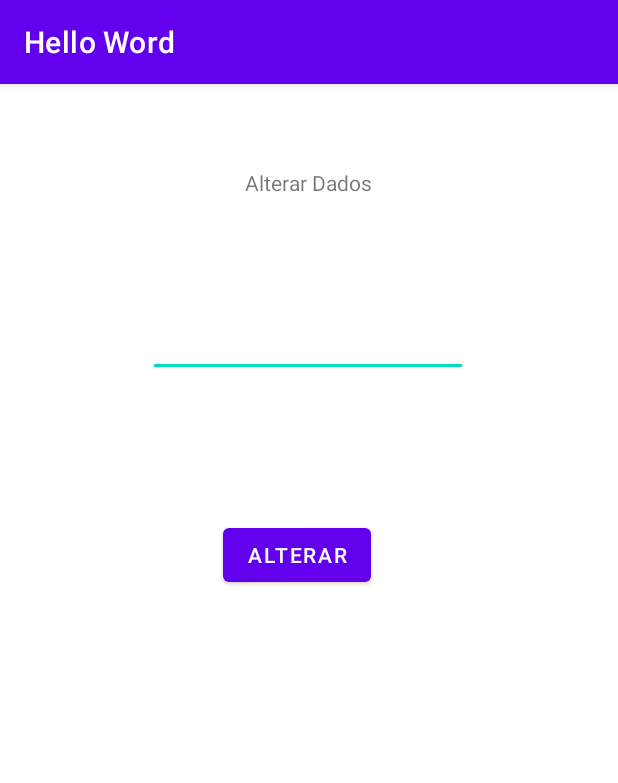
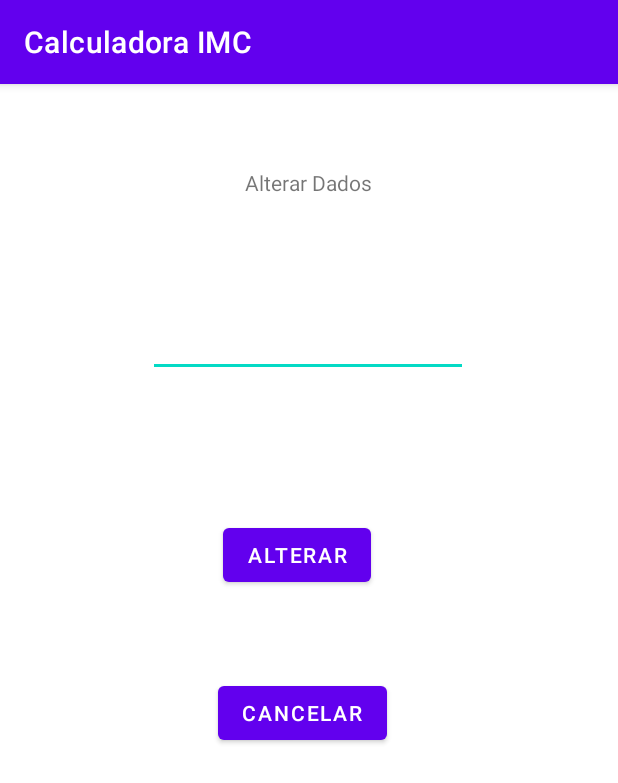
Before and after one commit to Araujo96/TrabalhoMobile1, an Android app: the ActivityRecebe screen opened directly, with no data from a screen before it, on a phone screen of 412 x 824 dp. Shown: the top 783 px of the screen. Run offline under Robolectric (Android 15) with nearby library versions, the phone set to English and light mode, and no system bars.

```diff
--- a/app/src/main/java/com/example/hello_aula/ActivityRecebe.kt
+++ b/app/src/main/java/com/example/hello_aula/ActivityRecebe.kt
@@ -13,6 +13,10 @@ class ActivityRecebe : AppCompatActivity() {
     override fun onCreate(savedInstanceState: Bundle?) {
         super.onCreate(savedInstanceState)
         setContentView(R.layout.activity_recebe)
+        val botaoCancelar:Button = findViewById(R.id.botaoCancelar)
+        botaoCancelar.setOnClickListener {
+            voltarTela()
+        }
         val botaoAlterar: Button = findViewById(R.id.AlterarDados);
         botaoAlterar.setOnClickListener {
             val dadoPassado:TextView? = findViewById(R.id.dadoPassado)
@@ -34,4 +38,8 @@ class ActivityRecebe : AppCompatActivity() {
             finish()
         }
     }
+    private fun voltarTela(){
+        val voltar = Intent(this,MainActivity::class.java)
+        startActivity(voltar)
+    }
 }
--- a/app/src/main/res/layout/activity_recebe.xml
+++ b/app/src/main/res/layout/activity_recebe.xml
@@ -41,4 +41,16 @@
         app:layout_constraintStart_toStartOf="parent"
         app:layout_constraintTop_toBottomOf="@+id/dadoPassado"
         app:layout_constraintVertical_bias="0.181" />
+
+    <Button
+        android:id="@+id/botaoCancelar"
+        android:layout_width="wrap_content"
+        android:layout_height="wrap_content"
+        android:text="CANCELAR"
+        app:layout_constraintBottom_toBottomOf="parent"
+        app:layout_constraintEnd_toEndOf="parent"
+        app:layout_constraintHorizontal_bias="0.485"
+        app:layout_constraintStart_toStartOf="parent"
+        app:layout_constraintTop_toTopOf="parent"
+        app:layout_constraintVertical_bias="0.549" />
 </androidx.constraintlayout.widget.ConstraintLayout>
--- a/app/src/main/res/values/strings.xml
+++ b/app/src/main/res/values/strings.xml
@@ -1,5 +1,5 @@
 <resources>
-    <string name="app_name">Hello Word</string>
+    <string name="app_name">Calculadora IMC</string>
     <string name="mensagem">Essa é uma mensagem do futuro</string>
     <string name="login">Login</string>
     <string name="logar">LOGAR</string>
```
